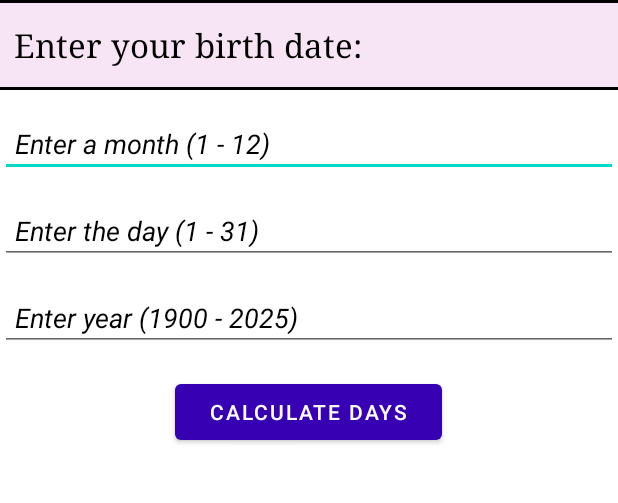
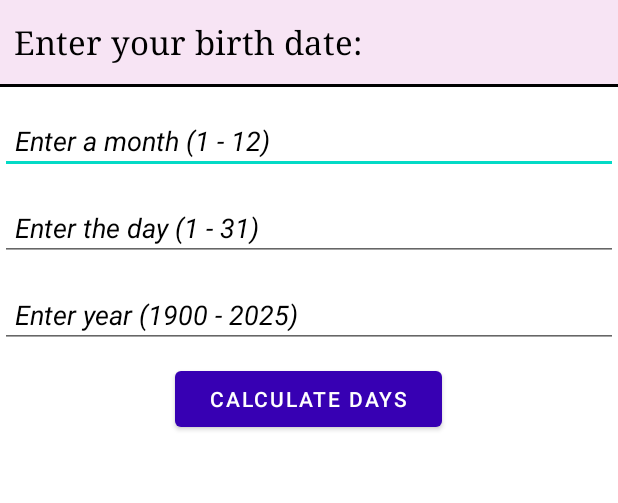
Before and after one commit to Paul-Franklin-student-programs/DaysAlive, an Android app: the screen it shows after launch (MainActivity), on a phone screen of 412 x 824 dp, the part 309-812 px from its top. Run offline under Robolectric (Android 15) with nearby library versions, the phone set to English and light mode, and no system bars.

Commit message:
customizing UI layout for optimal appearence/navigation

```diff
--- a/app/src/main/res/layout/activity_main.xml
+++ b/app/src/main/res/layout/activity_main.xml
@@ -58,14 +58,6 @@
 
     </LinearLayout>
 
-
-<View
-        android:layout_width="match_parent"
-        android:layout_height="2.25dp"
-        android:background="@color/black"
-        android:layout_marginTop="0dp"
-        android:layout_marginBottom="0dp"/>
-
     <TextView
         android:id="@+id/et_prompt"
         android:layout_width="match_parent"
@@ -74,8 +66,8 @@
         android:textSize="22sp"
         android:layout_marginBottom="0dp"
         android:textColor="@color/black"
-        android:paddingTop="10dp"
-        android:paddingBottom="10dp"
+        android:paddingTop="5dp"
+        android:paddingBottom="5dp"
         android:paddingStart="9dp"
         android:gravity="center_vertical"
         android:background="@color/lightPink"
@@ -84,8 +76,7 @@
     <View
         android:layout_width="match_parent"
         android:layout_height="2.25dp"
-        android:background="@color/black"
-        android:layout_marginBottom="13dp" />
+        android:background="@color/black" />
 
     <EditText
         android:id="@+id/et_month"
@@ -93,6 +84,7 @@
         android:layout_height="wrap_content"
         android:hint="@string/enter_month_1_12"
         android:inputType="number"
+        android:layout_marginTop="13dp"
         android:layout_marginBottom="13dp"
         android:padding="10dp"
         android:textSize="18sp"
@@ -119,7 +111,7 @@
         android:layout_height="wrap_content"
         android:hint="@string/enter_year_1900_2025"
         android:inputType="number"
-        android:layout_marginBottom="16dp"
+        android:layout_marginBottom="9dp"
         android:padding="10dp"
         android:textSize="18sp"
         android:fontFamily="sans-serif"
@@ -138,12 +130,12 @@
         android:id="@+id/tv_result"
         android:layout_width="match_parent"
         android:layout_height="wrap_content"
+        android:layout_marginTop="12dp"
         android:textSize="26sp"
         android:textStyle="bold"
         android:textColor="@color/dark_purple"
         android:gravity="center_horizontal"
-        android:visibility="gone"
-        android:padding="2dp"/>
+        android:visibility="gone" />
 
     <TextView
         android:id="@+id/tv_result_three"
@@ -302,9 +294,9 @@
         android:id="@+id/tv_result_four"
         android:layout_width="match_parent"
         android:layout_height="wrap_content"
-        android:textSize="26sp"
-        android:textStyle="bold"
-        android:textColor="@color/dark_purple"
+        android:textSize="33sp"
+        android:fontFamily="@font/metamorphous_regular"
+        android:textColor="@color/black"
         android:gravity="center_horizontal"
         android:visibility="gone"
         android:padding="2dp"/>
@@ -433,12 +425,13 @@
         android:id="@+id/tv_result_five"
         android:layout_width="match_parent"
         android:layout_height="wrap_content"
-        android:textSize="15sp"
-        android:textStyle="bold"
+        android:layout_marginTop="15dp"
+        android:textSize="17sp"
+        android:fontFamily="@font/metamorphous_regular"
+        android:paddingStart="7dp"
+        android:paddingEnd="7dp"
         android:textColor="@color/black"
-        android:gravity="center_horizontal"
-        android:visibility="gone"
-        android:padding="2dp"/>
+        android:visibility="gone" />
 
     <Button
         android:id="@+id/btn_try_again"
```
Also changed, not shown: app/src/main/java/MainActivity.kt (+12 -12 lines), app/src/main/res/font/metamorphous_regular.ttf (added).
